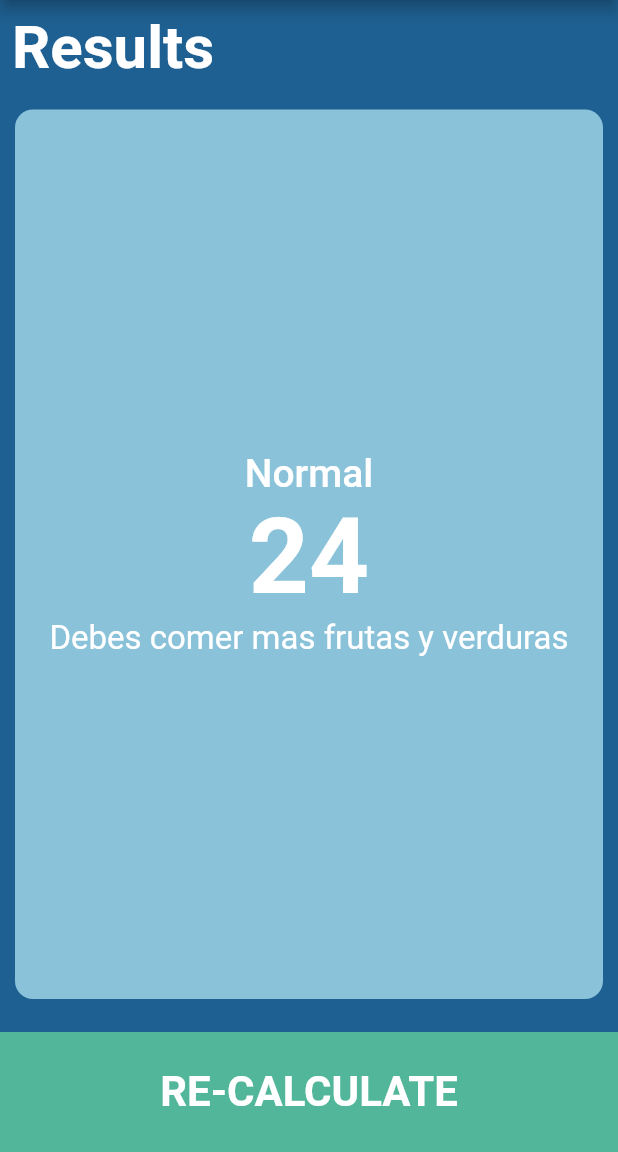
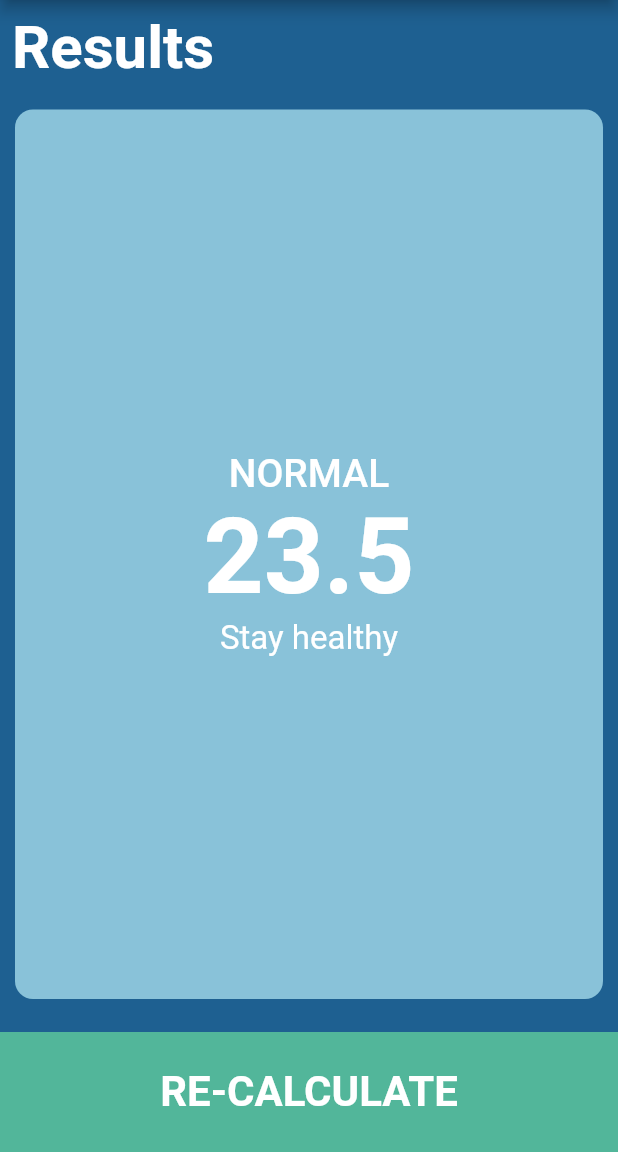
Before and after one commit to RevengeHunter/flutter_codigo5_bmi, a Flutter app: the screen it shows after launch, after a tap on "CALCULATE", on a phone screen of 412 x 824 dp, the part 84-1236 px from its top. Run offline on Flutter 3.47's test engine with Material 2 defaults, Android fonts, the phone set to English and light mode, and no system bars; our stand-ins replace font_awesome_flutter.

Commit message:
Projects Ends.

```diff
--- /dev/null
+++ b/lib/bmi_brain.dart
@@ -0,0 +1,57 @@
+import 'dart:math';
+class BMIBrain {
+  int weight;
+  int height;
+
+  double bmi = 0.0;
+
+  BMIBrain({
+    required this.weight,
+    required this.height,
+  });
+
+  double calculateBMI() {
+    bmi = (weight/pow((height/100),2));
+
+    return bmi;
+  }
+
+  String resultBMI(){
+    String result;
+    double bmi = calculateBMI();
+
+    if(bmi>=28){
+      result = "OBESITY";
+    }else if(25<=bmi && bmi<28){
+      result = "OVERWEIGHT";
+    }else if(18<=bmi && bmi<25){
+      result = "NORMAL";
+    }else if(bmi<18){
+      result = "UNDERWEIGHT";
+    }else{
+      result = "NO DATA";
+    }
+
+    return result;
+  }
+
+  String advicetBMI(){
+    String result;
+    double bmi = calculateBMI();
+
+    if(bmi>=28){
+      result = "You should do more exercise and eat healthy";
+    }else if(25<=bmi && bmi<28){
+      result = "Do more exercise";
+    }else if(18<=bmi && bmi<25){
+      result = "Stay healthy";
+    }else if(bmi<18){
+      result = "Go to hospital";
+    }else{
+      result = "NO DATA";
+    }
+
+    return result;
+  }
+
+}
--- a/lib/pages/input_page.dart
+++ b/lib/pages/input_page.dart
@@ -218,8 +218,15 @@ class _InputPageState extends State<InputPage> {
           NavigatorButton(
             text: "CALCULATE",
             onTap: () {
-              Navigator.push(context,
-                  MaterialPageRoute(builder: (context) => ResultPage()));
+              Navigator.push(
+                context,
+                MaterialPageRoute(
+                  builder: (context) => ResultPage(
+                    height: height,
+                    weight: weight,
+                  ),
+                ),
+              );
             },
           ),
         ],
--- a/lib/pages/result_page.dart
+++ b/lib/pages/result_page.dart
@@ -1,13 +1,25 @@
 import 'package:flutter/material.dart';
+import '../bmi_brain.dart';
 
 import '../widgets.dart';
 import 'input_page.dart';
 
 class ResultPage extends StatelessWidget {
-  const ResultPage({Key? key}) : super(key: key);
+  int height;
+  int weight;
+
+  ResultPage({
+    required this.height,
+    required this.weight,
+  });
+
+  BMIBrain? bmiBrain;
 
   @override
   Widget build(BuildContext context) {
+
+    bmiBrain = BMIBrain(weight: weight, height: height);
+
     return Scaffold(
       appBar: AppBar(
         //centerTitle: true,
@@ -33,7 +45,7 @@ class ResultPage extends StatelessWidget {
                 crossAxisAlignment: CrossAxisAlignment.stretch,
                 children: [
                   Text(
-                    "Normal",
+                    bmiBrain!.resultBMI(),
                     textAlign: TextAlign.center,
                     style: TextStyle(
                       fontSize: 26.0,
@@ -41,7 +53,7 @@ class ResultPage extends StatelessWidget {
                     ),
                   ),
                   Text(
-                    "24",
+                    bmiBrain!.calculateBMI().toStringAsFixed(1),
                     textAlign: TextAlign.center,
                     style: TextStyle(
                       fontSize: 70.0,
@@ -49,7 +61,7 @@ class ResultPage extends StatelessWidget {
                     ),
                   ),
                   Text(
-                    "Debes comer mas frutas y verduras",
+                  bmiBrain!.advicetBMI(),
                     textAlign: TextAlign.center,
                     style: TextStyle(
                       fontSize: 22.0,
@@ -61,9 +73,12 @@ class ResultPage extends StatelessWidget {
               color: Color(0xff89c2d9),
             ),
           ),
-          NavigatorButton(text: "RE-CALCULATE",onTap: (){
-            Navigator.pop(context);
-          },),
+          NavigatorButton(
+            text: "RE-CALCULATE",
+            onTap: () {
+              Navigator.pop(context);
+            },
+          ),
         ],
       ),
     );
```
